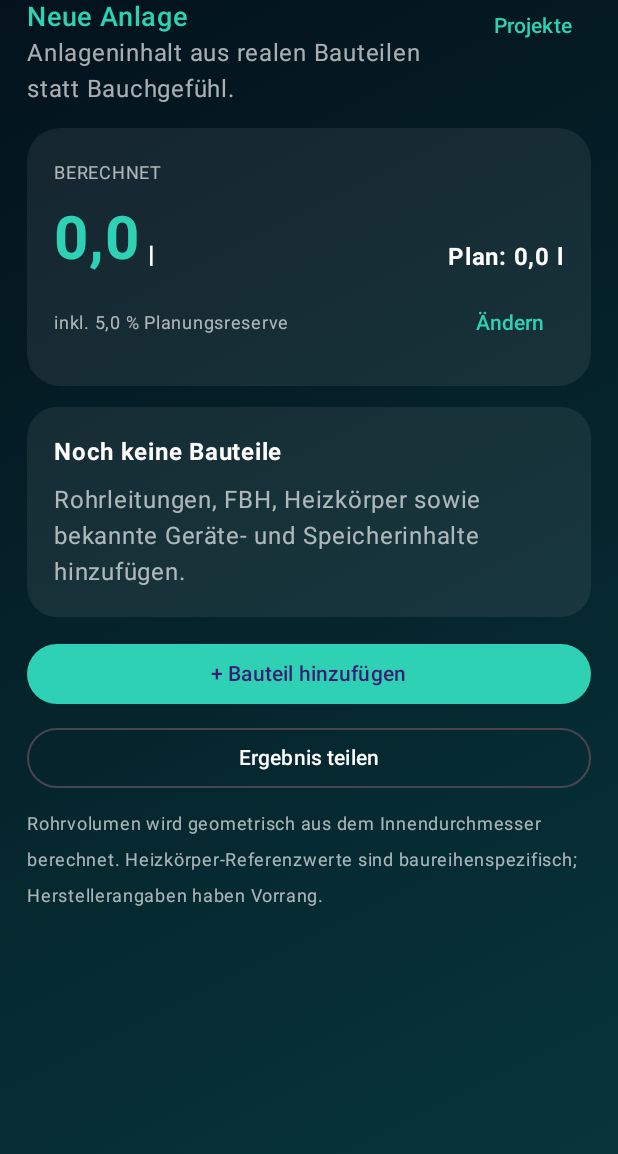
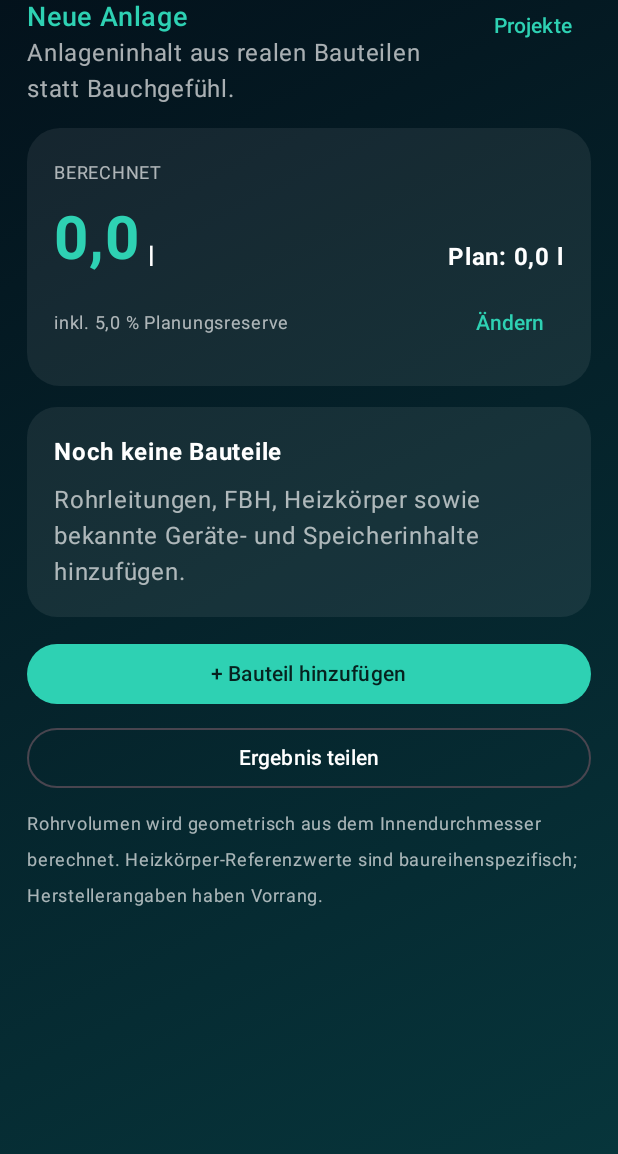
Before and after one commit to acciento89-bot/AnlagenVolumen, an Android app built with Jetpack Compose: the screen it shows after launch (MainActivity), on a phone screen of 412 x 824 dp, the part 82-1236 px from its top. Run offline under Robolectric (Android 15) with nearby library versions, the light colour scheme and no system bars.

Commit message:
fix(android): define accessible accent contrast

```diff
--- a/android/app/src/main/java/de/kamilunavo/volumecalc/MainActivity.kt
+++ b/android/app/src/main/java/de/kamilunavo/volumecalc/MainActivity.kt
@@ -49,6 +49,7 @@ internal val Bg1 = Color(0xFF03101A)
 internal val Bg2 = Color(0xFF07353B)
 internal val Panel = Color(0x12FFFFFF)
 internal val Muted = Color.White.copy(alpha = 0.66f)
+internal val OnAccent = Color(0xFF06221F)
 
 internal data class UiItem(
     val id: String = UUID.randomUUID().toString(),
```
